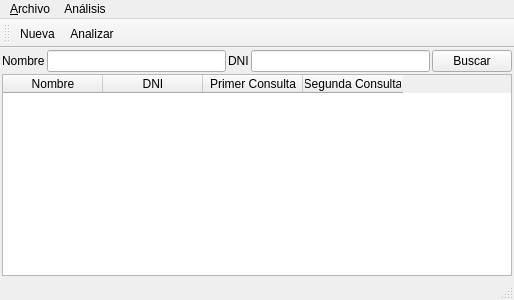
The window that atlas/mainwindow.ui (diegowald/atlas) describes before a commit, drawn with Qt 5.
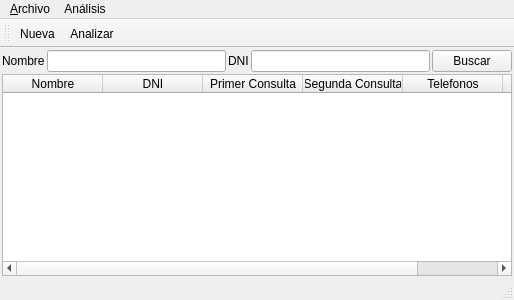
The same window after the commit.

```diff
--- a/atlas/mainwindow.ui
+++ b/atlas/mainwindow.ui
@@ -72,6 +72,21 @@
     </item>
     <item>
      <widget class="QTableWidget" name="tableWidget">
+      <property name="editTriggers">
+       <set>QAbstractItemView::NoEditTriggers</set>
+      </property>
+      <property name="alternatingRowColors">
+       <bool>true</bool>
+      </property>
+      <property name="selectionMode">
+       <enum>QAbstractItemView::SingleSelection</enum>
+      </property>
+      <property name="selectionBehavior">
+       <enum>QAbstractItemView::SelectRows</enum>
+      </property>
+      <property name="sortingEnabled">
+       <bool>true</bool>
+      </property>
       <column>
        <property name="text">
         <string>Nombre</string>
@@ -92,6 +107,16 @@
         <string>Segunda Consulta</string>
        </property>
       </column>
+      <column>
+       <property name="text">
+        <string>Telefonos</string>
+       </property>
+      </column>
+      <column>
+       <property name="text">
+        <string>Email</string>
+       </property>
+      </column>
      </widget>
     </item>
    </layout>
```
